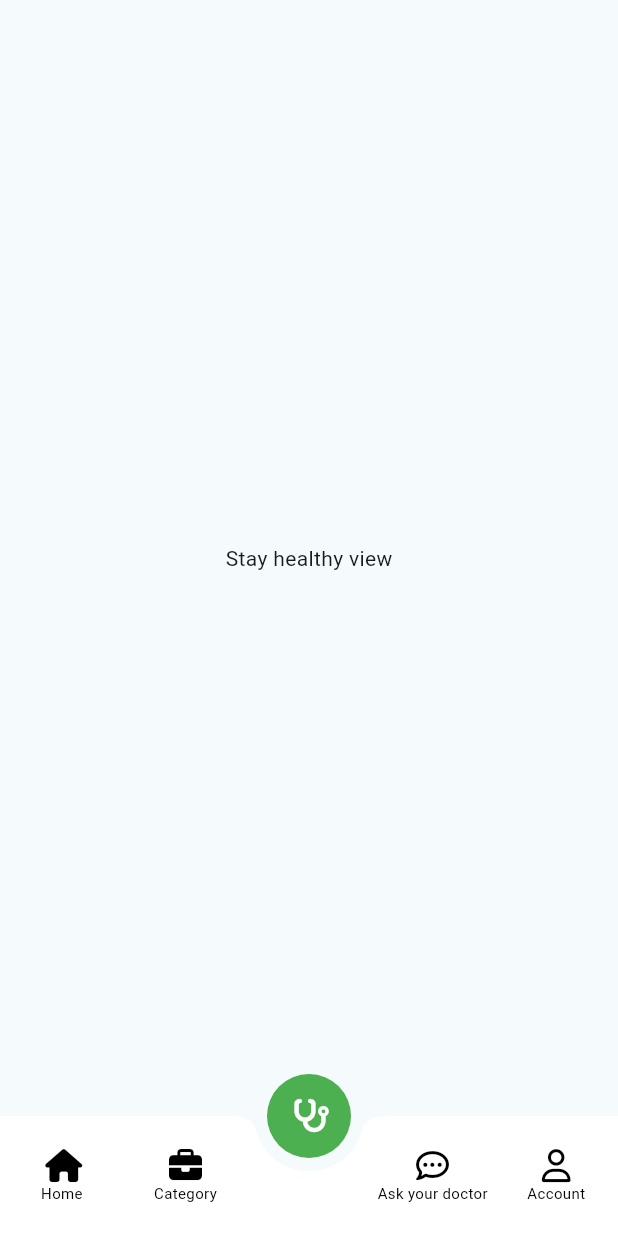
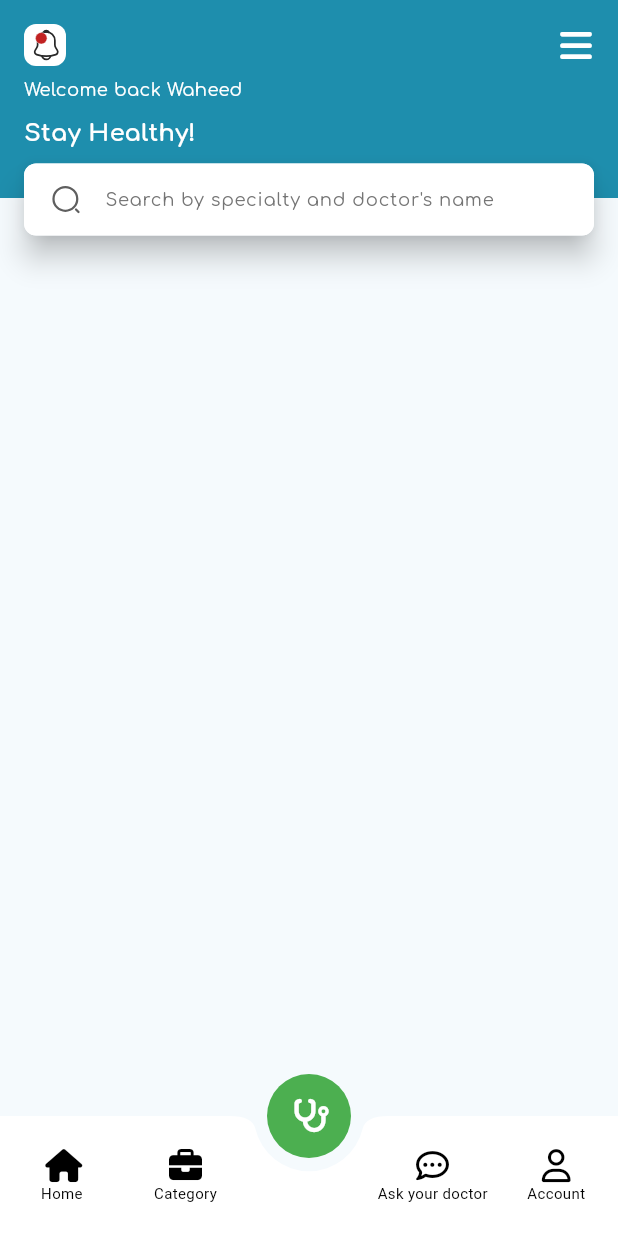
Before and after one commit to Waheed-Ashraf/Clinic-Engine-Task, a Flutter app: the screen it shows after launch, item 3 of the bottom bar chosen, on a phone screen of 412 x 824 dp. Run offline on Flutter 3.47's test engine with Material 3 defaults, Android fonts, the phone set to English and light mode, and no system bars; our stand-ins replace animate_do, flutter_svg, font_awesome_flutter.

Commit message:
stay healthy appbar

```diff
--- a/lib/core/utils/assets_data.dart
+++ b/lib/core/utils/assets_data.dart
@@ -10,6 +10,7 @@ class AssetsData {
   static String icon3 = 'assets/images/settings.svg';
   static String icon4 = 'assets/images/statistics.svg';
   static String icon5 = 'assets/images/wallet_account.svg';
+  static String searchIcon = 'assets/images/search-normal.svg';
 
   static String profileImage = 'assets/images/profileImage.png';
   static String appointment = 'assets/images/appointment.png';
--- a/lib/modules/stay_healthy/presentation/views/stay_healthy_view.dart
+++ b/lib/modules/stay_healthy/presentation/views/stay_healthy_view.dart
@@ -1,3 +1,4 @@
+import 'package:clinic_engine_task/modules/stay_healthy/presentation/views/widgets/stay_healhty_appbar.dart';
 import 'package:flutter/material.dart';
 
 class StayHealthyView extends StatelessWidget {
@@ -5,8 +6,10 @@ class StayHealthyView extends StatelessWidget {
 
   @override
   Widget build(BuildContext context) {
-    return const Center(
-      child: Text("Stay healthy view"),
+    return const Scaffold(
+      body: Column(
+        children: [CustomStayHealthyAppBar()],
+      ),
     );
   }
 }
--- /dev/null
+++ b/lib/modules/stay_healthy/presentation/views/widgets/custom_text_field.dart
@@ -0,0 +1,55 @@
+import 'package:clinic_engine_task/core/utils/app_styles.dart';
+import 'package:clinic_engine_task/core/utils/assets_data.dart';
+import 'package:flutter/material.dart';
+import 'package:flutter_svg/svg.dart';
+
+class CustomSearchTextField extends StatelessWidget {
+  const CustomSearchTextField({
+    super.key,
+    this.onChanged,
+    required this.text,
+    this.controller,
+  });
+
+  final Function(String)? onChanged;
+  final String text;
+  final TextEditingController? controller;
+
+  @override
+  Widget build(BuildContext context) {
+    return Material(
+      elevation: 8,
+      borderRadius: BorderRadius.circular(8),
+      child: TextFormField(
+        style: AppStyles.styleBold12.copyWith(
+          color: Colors.grey[600],
+        ),
+        controller: controller,
+        onChanged: onChanged,
+        decoration: InputDecoration(
+            filled: true,
+            fillColor: Colors.white,
+            hintText: text,
+            hintStyle: AppStyles.styleRegular12.copyWith(
+              color: Colors.grey[600],
+            ),
+            contentPadding:
+                const EdgeInsets.symmetric(horizontal: 18, vertical: 12),
+            enabledBorder: OutlineInputBorder(
+              borderRadius: BorderRadius.circular(8),
+              borderSide: BorderSide.none,
+            ),
+            border: OutlineInputBorder(
+                borderRadius: BorderRadius.circular(8),
+                borderSide: BorderSide.none),
+            prefixIcon: Padding(
+              padding: const EdgeInsets.only(
+                  left: 18, right: 12, top: 12, bottom: 12),
+              child: SvgPicture.asset(
+                AssetsData.searchIcon,
+              ),
+            )),
+      ),
+    );
+  }
+}
--- /dev/null
+++ b/lib/modules/stay_healthy/presentation/views/widgets/stay_healhty_appbar.dart
@@ -0,0 +1,73 @@
+import 'package:clinic_engine_task/core/utils/app_styles.dart';
+import 'package:clinic_engine_task/core/utils/constent_colors.dart';
+import 'package:clinic_engine_task/modules/home/presentation/views/widgets/notification_bill.dart';
+import 'package:clinic_engine_task/modules/stay_healthy/presentation/views/widgets/custom_text_field.dart';
+import 'package:flutter/material.dart';
+import 'package:font_awesome_flutter/font_awesome_flutter.dart';
+
+class CustomStayHealthyAppBar extends StatelessWidget {
+  final void Function()? onDrowerTaped;
+  const CustomStayHealthyAppBar({super.key, this.onDrowerTaped});
+
+  @override
+  Widget build(BuildContext context) {
+    return Stack(children: [
+      Padding(
+        padding: const EdgeInsets.only(bottom: 25),
+        child: Container(
+          height: 132,
+          color: primaryColor,
+          child: Padding(
+            padding: const EdgeInsets.symmetric(horizontal: 16),
+            child:
+                Column(crossAxisAlignment: CrossAxisAlignment.start, children: [
+              const SizedBox(
+                height: 16,
+              ),
+              Row(
+                children: [
+                  const Hero(tag: 'billl', child: NotificationBill()),
+                  const Spacer(),
+                  InkWell(
+                      onTap: onDrowerTaped,
+                      child: const Icon(
+                        FontAwesomeIcons.bars,
+                        color: Colors.white,
+                      ))
+                ],
+              ),
+              const SizedBox(
+                height: 8,
+              ),
+              Text(
+                "Welcome back Waheed",
+                style: AppStyles.styleRegular12.copyWith(
+                  color: Colors.white,
+                ),
+              ),
+              const SizedBox(
+                height: 8,
+              ),
+              Text(
+                "Stay Healthy!",
+                style: AppStyles.styleBold16.copyWith(
+                  color: Colors.white,
+                ),
+              ),
+            ]),
+          ),
+        ),
+      ),
+      Positioned(
+          bottom: 0,
+          right: 16,
+          child: SizedBox(
+            width: MediaQuery.of(context).size.width - 32,
+            child: const Center(
+              child: CustomSearchTextField(
+                  text: "Search by specialty and doctor's name"),
+            ),
+          ))
+    ]);
+  }
+}
```
Also changed, not shown: assets/images/search-normal.svg (added).
